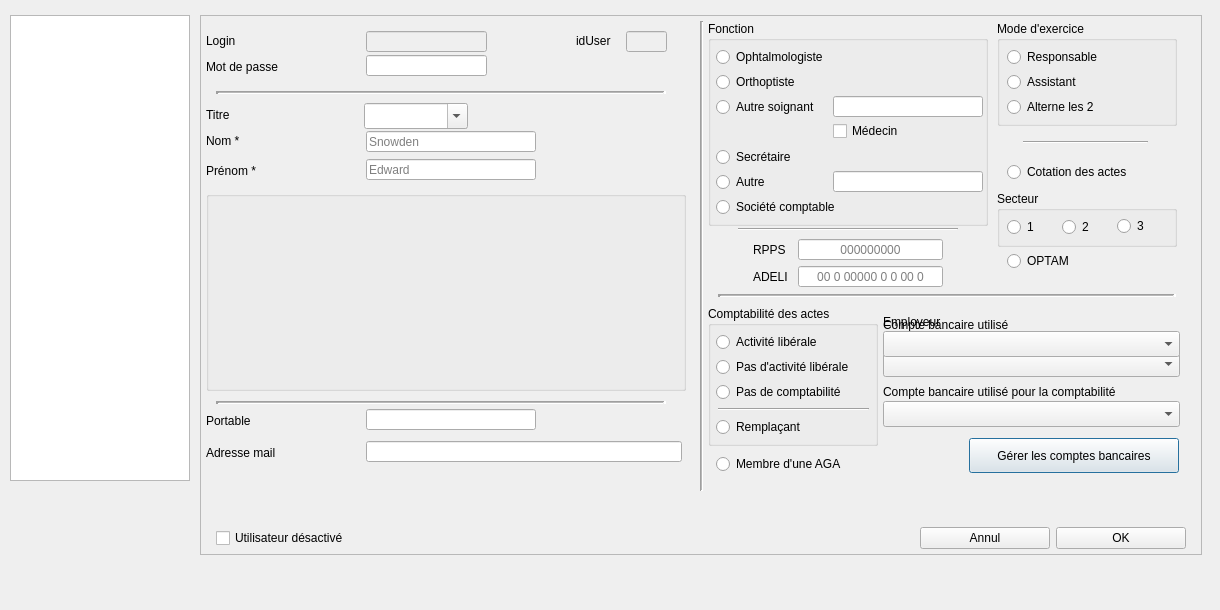
Qt form Dialogs/dlg_gestionusers.ui (ukinoki/Rufus) before a commit.
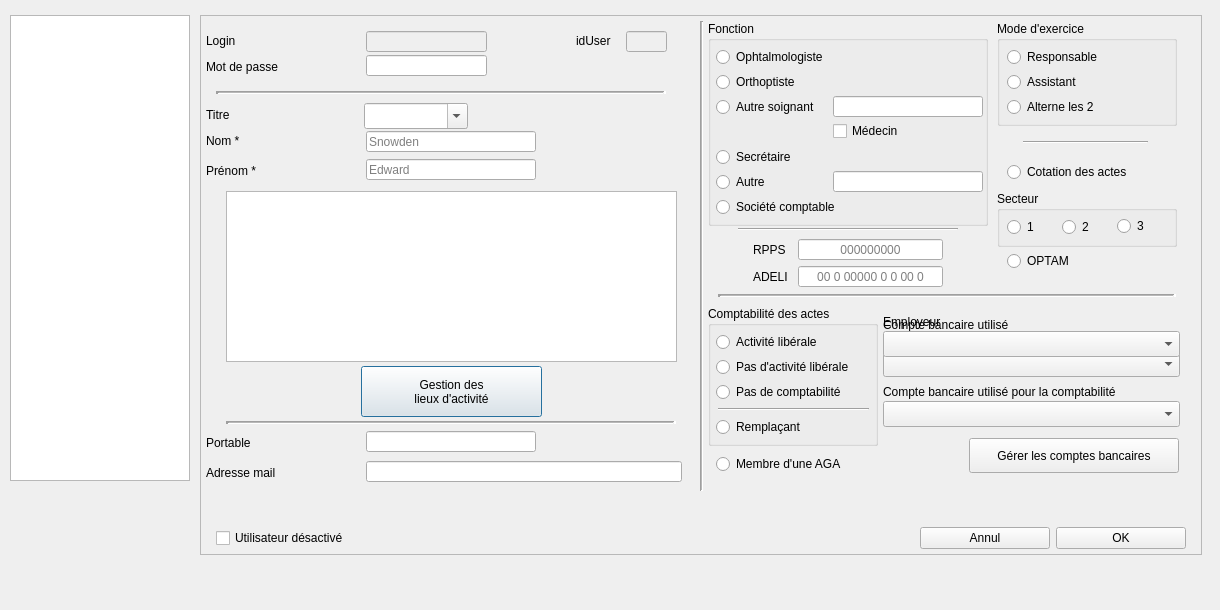
The same form after that commit. Icons and pictures are not drawn. Custom widgets are drawn as their Qt base class.

```diff
--- a/Dialogs/dlg_gestionusers.ui
+++ b/Dialogs/dlg_gestionusers.ui
@@ -123,7 +123,7 @@
          <property name="geometry">
           <rect>
            <x>0</x>
-           <y>392</y>
+           <y>414</y>
            <width>149</width>
            <height>16</height>
           </rect>
@@ -180,7 +180,7 @@
          <property name="geometry">
           <rect>
            <x>0</x>
-           <y>424</y>
+           <y>444</y>
            <width>149</width>
            <height>16</height>
           </rect>
@@ -211,8 +211,8 @@
         <widget class="Line" name="line_2">
          <property name="geometry">
           <rect>
-           <x>10</x>
-           <y>380</y>
+           <x>20</x>
+           <y>400</y>
            <width>450</width>
            <height>3</height>
           </rect>
@@ -269,7 +269,7 @@
          <property name="geometry">
           <rect>
            <x>160</x>
-           <y>388</y>
+           <y>410</y>
            <width>170</width>
            <height>21</height>
           </rect>
@@ -348,7 +348,7 @@
          <property name="geometry">
           <rect>
            <x>160</x>
-           <y>420</y>
+           <y>440</y>
            <width>316</width>
            <height>21</height>
           </rect>
@@ -426,19 +426,6 @@
           <enum>Qt::Horizontal</enum>
          </property>
         </widget>
-        <widget class="QGroupBox" name="AdressgroupBox">
-         <property name="geometry">
-          <rect>
-           <x>0</x>
-           <y>170</y>
-           <width>480</width>
-           <height>200</height>
-          </rect>
-         </property>
-         <property name="title">
-          <string/>
-         </property>
-        </widget>
         <widget class="UpLabel" name="ModifMDPUserupLabel">
          <property name="geometry">
           <rect>
@@ -467,6 +454,40 @@
           <bool>true</bool>
          </property>
         </widget>
+        <widget class="UpPushButton" name="GestLieuxpushButton">
+         <property name="geometry">
+          <rect>
+           <x>155</x>
+           <y>345</y>
+           <width>181</width>
+           <height>51</height>
+          </rect>
+         </property>
+         <property name="text">
+          <string>Gestion des
+lieux d'activité</string>
+         </property>
+         <property name="icon">
+          <iconset resource="../assets/Images/images.qrc">
+           <normaloff>:/address-book.png</normaloff>:/address-book.png</iconset>
+         </property>
+         <property name="iconSize">
+          <size>
+           <width>30</width>
+           <height>30</height>
+          </size>
+         </property>
+        </widget>
+        <widget class="UpTableWidget" name="AdressupTableWidget">
+         <property name="geometry">
+          <rect>
+           <x>20</x>
+           <y>170</y>
+           <width>451</width>
+           <height>171</height>
+          </rect>
+         </property>
+        </widget>
        </widget>
       </item>
       <item>
@@ -1380,6 +1401,11 @@
   </widget>
  </widget>
  <customwidgets>
+  <customwidget>
+   <class>UpPushButton</class>
+   <extends>QPushButton</extends>
+   <header>uppushbutton.h</header>
+  </customwidget>
   <customwidget>
    <class>UpSmallButton</class>
    <extends>QPushButton</extends>
@@ -1395,11 +1421,6 @@
    <extends>QLineEdit</extends>
    <header>uplineedit.h</header>
   </customwidget>
-  <customwidget>
-   <class>UpPushButton</class>
-   <extends>QPushButton</extends>
-   <header>uppushbutton.h</header>
-  </customwidget>
   <customwidget>
    <class>UpComboBox</class>
    <extends>QComboBox</extends>
@@ -1410,6 +1431,11 @@
    <extends>QRadioButton</extends>
    <header>upradiobutton.h</header>
   </customwidget>
+  <customwidget>
+   <class>UpTableWidget</class>
+   <extends>QTableWidget</extends>
+   <header location="global">uptablewidget.h</header>
+  </customwidget>
  </customwidgets>
  <tabstops>
   <tabstop>LoginuplineEdit</tabstop>
```
